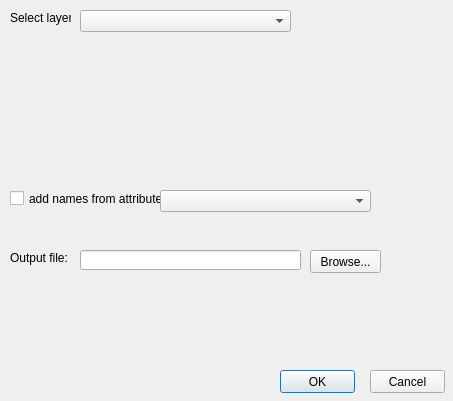
This is connector_lines.ui in samanbey/czml_generator as Qt 5 draws it before an edit. The edited form follows.
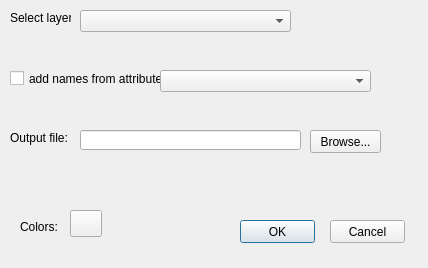
This is the edited form. Icons and pictures are not drawn. Custom widgets are drawn as their Qt base class.

Commit message: Raised connector lines function finally working :)

What changed in the file:
```diff
--- a/connector_lines.ui
+++ b/connector_lines.ui
@@ -9,8 +9,8 @@
    <rect>
     <x>0</x>
     <y>0</y>
-    <width>453</width>
-    <height>401</height>
+    <width>428</width>
+    <height>268</height>
    </rect>
   </property>
   <property name="sizePolicy">
@@ -68,7 +68,7 @@
    <property name="geometry">
     <rect>
      <x>10</x>
-     <y>250</y>
+     <y>130</y>
      <width>61</width>
      <height>16</height>
     </rect>
@@ -81,7 +81,7 @@
    <property name="geometry">
     <rect>
      <x>80</x>
-     <y>250</y>
+     <y>130</y>
      <width>221</width>
      <height>20</height>
     </rect>
@@ -91,7 +91,7 @@
    <property name="geometry">
     <rect>
      <x>310</x>
-     <y>250</y>
+     <y>130</y>
      <width>71</width>
      <height>23</height>
     </rect>
@@ -104,7 +104,7 @@
    <property name="geometry">
     <rect>
      <x>10</x>
-     <y>190</y>
+     <y>70</y>
      <width>151</width>
      <height>17</height>
     </rect>
@@ -117,7 +117,7 @@
    <property name="geometry">
     <rect>
      <x>160</x>
-     <y>190</y>
+     <y>70</y>
      <width>211</width>
      <height>22</height>
     </rect>
@@ -126,8 +126,8 @@
   <widget class="QPushButton" name="pbOK">
    <property name="geometry">
     <rect>
-     <x>280</x>
-     <y>370</y>
+     <x>240</x>
+     <y>220</y>
      <width>75</width>
      <height>23</height>
     </rect>
@@ -145,8 +145,8 @@
   <widget class="QPushButton" name="pbCancel">
    <property name="geometry">
     <rect>
-     <x>370</x>
-     <y>370</y>
+     <x>330</x>
+     <y>220</y>
      <width>75</width>
      <height>23</height>
     </rect>
@@ -155,7 +155,44 @@
     <string>Cancel</string>
    </property>
   </widget>
+  <widget class="QgsColorButton" name="cb">
+   <property name="geometry">
+    <rect>
+     <x>70</x>
+     <y>210</y>
+     <width>32</width>
+     <height>27</height>
+    </rect>
+   </property>
+   <property name="color">
+    <color>
+     <red>0</red>
+     <green>0</green>
+     <blue>127</blue>
+    </color>
+   </property>
+  </widget>
+  <widget class="QLabel" name="label_7">
+   <property name="geometry">
+    <rect>
+     <x>20</x>
+     <y>220</y>
+     <width>46</width>
+     <height>13</height>
+    </rect>
+   </property>
+   <property name="text">
+    <string>Colors:</string>
+   </property>
+  </widget>
  </widget>
+ <customwidgets>
+  <customwidget>
+   <class>QgsColorButton</class>
+   <extends>QPushButton</extends>
+   <header>qgscolorbutton.h</header>
+  </customwidget>
+ </customwidgets>
  <resources/>
  <connections/>
 </ui>
```
The commit also changes 9 other files.
